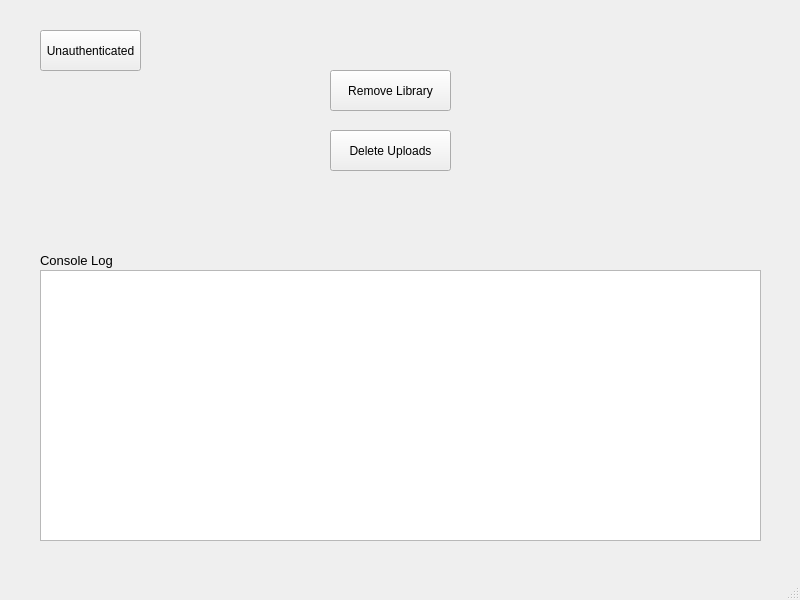
First picture: the form in src/main/resources/main_window.ui, repository apastel/ytmusic-deleter, before the edit.
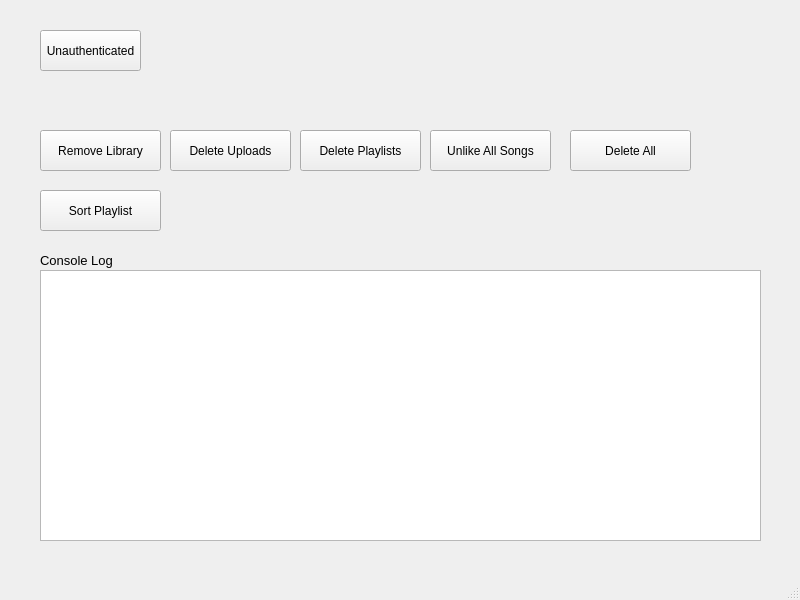
Second picture: the form after the edit.

Commit message: add all other available buttons and checkbox for add-to-library

Patch:
```diff
--- a/src/main/resources/main_window.ui
+++ b/src/main/resources/main_window.ui
@@ -17,8 +17,8 @@
    <widget class="QPushButton" name="removeLibraryButton">
     <property name="geometry">
      <rect>
-      <x>330</x>
-      <y>70</y>
+      <x>40</x>
+      <y>130</y>
       <width>121</width>
       <height>41</height>
      </rect>
@@ -46,7 +46,7 @@
    <widget class="QPushButton" name="deleteUploadsButton">
     <property name="geometry">
      <rect>
-      <x>330</x>
+      <x>170</x>
       <y>130</y>
       <width>121</width>
       <height>41</height>
@@ -91,6 +91,70 @@
      <string>Unauthenticated</string>
     </property>
    </widget>
+   <widget class="QPushButton" name="deletePlaylistsButton">
+    <property name="geometry">
+     <rect>
+      <x>300</x>
+      <y>130</y>
+      <width>121</width>
+      <height>41</height>
+     </rect>
+    </property>
+    <property name="text">
+     <string>Delete Playlists</string>
+    </property>
+    <property name="default">
+     <bool>false</bool>
+    </property>
+   </widget>
+   <widget class="QPushButton" name="unlikeAllButton">
+    <property name="geometry">
+     <rect>
+      <x>430</x>
+      <y>130</y>
+      <width>121</width>
+      <height>41</height>
+     </rect>
+    </property>
+    <property name="text">
+     <string>Unlike All Songs</string>
+    </property>
+    <property name="default">
+     <bool>false</bool>
+    </property>
+   </widget>
+   <widget class="QPushButton" name="deleteAllButton">
+    <property name="geometry">
+     <rect>
+      <x>570</x>
+      <y>130</y>
+      <width>121</width>
+      <height>41</height>
+     </rect>
+    </property>
+    <property name="text">
+     <string>Delete All</string>
+    </property>
+    <property name="default">
+     <bool>false</bool>
+    </property>
+   </widget>
+   <widget class="QPushButton" name="sortPlaylistButton">
+    <property name="geometry">
+     <rect>
+      <x>40</x>
+      <y>190</y>
+      <width>121</width>
+      <height>41</height>
+     </rect>
+    </property>
+    <property name="text">
+     <string>Sort Playlist</string>
+    </property>
+    <property name="default">
+     <bool>false</bool>
+    </property>
+   </widget>
   </widget>
   <widget class="QMenuBar" name="menubar">
    <property name="geometry">
```
The commit also changes 2 other files.
